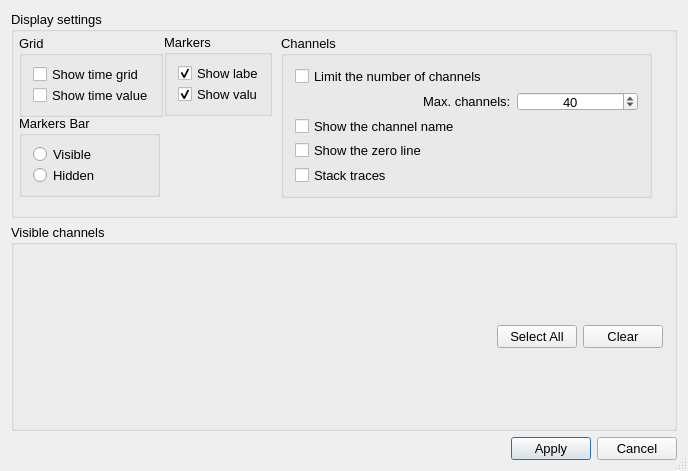
HIP-infrastructure/anywave-code, file src/Widgets/SignalView/AwViewSettingsUi.ui: the form before one commit.
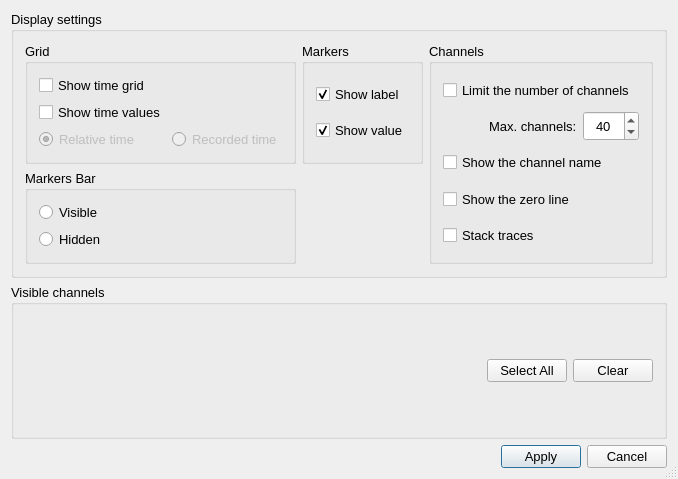
The form after the commit. Icons and pictures are not drawn.

Commit message:
Updates: Now the user can set View Options to display timing in grid using Recorded Time.
Add in progess:
New Compumedics Reader Plugin

```diff
--- a/src/Widgets/SignalView/AwViewSettingsUi.ui
+++ b/src/Widgets/SignalView/AwViewSettingsUi.ui
@@ -9,8 +9,8 @@
    <rect>
     <x>0</x>
     <y>0</y>
-    <width>688</width>
-    <height>471</height>
+    <width>678</width>
+    <height>479</height>
    </rect>
   </property>
   <property name="font">
@@ -44,15 +44,73 @@
      <property name="title">
       <string>Display settings</string>
      </property>
+     <layout class="QGridLayout" name="gridLayout_7">
+      <item row="0" column="0">
+       <widget class="QGroupBox" name="Grid">
+        <property name="sizePolicy">
+         <sizepolicy hsizetype="Expanding" vsizetype="Expanding">
+          <horstretch>0</horstretch>
+          <verstretch>0</verstretch>
+         </sizepolicy>
+        </property>
+        <property name="title">
+         <string>Grid</string>
+        </property>
+        <layout class="QGridLayout" name="gridLayout_3">
+         <item row="2" column="0">
+          <widget class="QRadioButton" name="radioRelativeTime">
+           <property name="enabled">
+            <bool>false</bool>
+           </property>
+           <property name="text">
+            <string>Relative time</string>
+           </property>
+           <property name="checked">
+            <bool>true</bool>
+           </property>
+          </widget>
+         </item>
+         <item row="1" column="0">
+          <widget class="QCheckBox" name="checkSeconds">
+           <property name="sizePolicy">
+            <sizepolicy hsizetype="Minimum" vsizetype="Preferred">
+             <horstretch>0</horstretch>
+             <verstretch>0</verstretch>
+            </sizepolicy>
+           </property>
+           <property name="text">
+            <string>Show time values</string>
+           </property>
+          </widget>
+         </item>
+         <item row="0" column="0">
+          <widget class="QCheckBox" name="checkTime">
+           <property name="sizePolicy">
+            <sizepolicy hsizetype="Minimum" vsizetype="Preferred">
+             <horstretch>0</horstretch>
+             <verstretch>0</verstretch>
+            </sizepolicy>
+           </property>
+           <property name="text">
+            <string>Show time grid</string>
+           </property>
+          </widget>
+         </item>
+         <item row="2" column="1">
+          <widget class="QRadioButton" name="radioRecordedTime">
+           <property name="enabled">
+            <bool>false</bool>
+           </property>
+           <property name="text">
+            <string>Recorded time</string>
+           </property>
+          </widget>
+         </item>
+        </layout>
+       </widget>
+      </item>
+      <item row="0" column="1">
      <widget class="QGroupBox" name="groupBox_6">
-      <property name="geometry">
-       <rect>
-        <x>153</x>
-        <y>23</y>
-        <width>108</width>
-        <height>82</height>
-       </rect>
-      </property>
       <property name="sizePolicy">
        <sizepolicy hsizetype="Expanding" vsizetype="Expanding">
         <horstretch>0</horstretch>
@@ -85,15 +143,9 @@
        </item>
       </layout>
      </widget>
+      </item>
+      <item row="0" column="2" rowspan="2">
      <widget class="QGroupBox" name="groupBox_2">
-      <property name="geometry">
-       <rect>
-        <x>270</x>
-        <y>24</y>
-        <width>371</width>
-        <height>163</height>
-       </rect>
-      </property>
       <property name="sizePolicy">
        <sizepolicy hsizetype="Expanding" vsizetype="Expanding">
         <horstretch>0</horstretch>
@@ -200,15 +252,9 @@
        </item>
       </layout>
      </widget>
+      </item>
+      <item row="1" column="0">
      <widget class="QGroupBox" name="groupBox_5">
-      <property name="geometry">
-       <rect>
-        <x>8</x>
-        <y>104</y>
-        <width>141</width>
-        <height>82</height>
-       </rect>
-      </property>
       <property name="sizePolicy">
        <sizepolicy hsizetype="Expanding" vsizetype="Expanding">
         <horstretch>0</horstretch>
@@ -250,53 +296,8 @@
        </item>
       </layout>
      </widget>
-     <widget class="QGroupBox" name="Grid">
-      <property name="geometry">
-       <rect>
-        <x>8</x>
-        <y>24</y>
-        <width>144</width>
-        <height>82</height>
-       </rect>
-      </property>
-      <property name="sizePolicy">
-       <sizepolicy hsizetype="Expanding" vsizetype="Expanding">
-        <horstretch>0</horstretch>
-        <verstretch>0</verstretch>
-       </sizepolicy>
-      </property>
-      <property name="title">
-       <string>Grid</string>
-      </property>
-      <layout class="QGridLayout" name="gridLayout_3">
-       <item row="0" column="0">
-        <widget class="QCheckBox" name="checkTime">
-         <property name="sizePolicy">
-          <sizepolicy hsizetype="Minimum" vsizetype="Preferred">
-           <horstretch>0</horstretch>
-           <verstretch>0</verstretch>
-          </sizepolicy>
-         </property>
-         <property name="text">
-          <string>Show time grid</string>
-         </property>
-        </widget>
-       </item>
-       <item row="1" column="0">
-        <widget class="QCheckBox" name="checkSeconds">
-         <property name="sizePolicy">
-          <sizepolicy hsizetype="Minimum" vsizetype="Preferred">
-           <horstretch>0</horstretch>
-           <verstretch>0</verstretch>
-          </sizepolicy>
-         </property>
-         <property name="text">
-          <string>Show time values</string>
-         </property>
-        </widget>
-       </item>
-      </layout>
-     </widget>
+      </item>
+     </layout>
     </widget>
    </item>
    <item row="1" column="0">
```
Left out of the diff: 48 changed lines with no effect on the pictures. Lines whose indentation alone changed are shown as unchanged. The commit also changes 21 other files.
